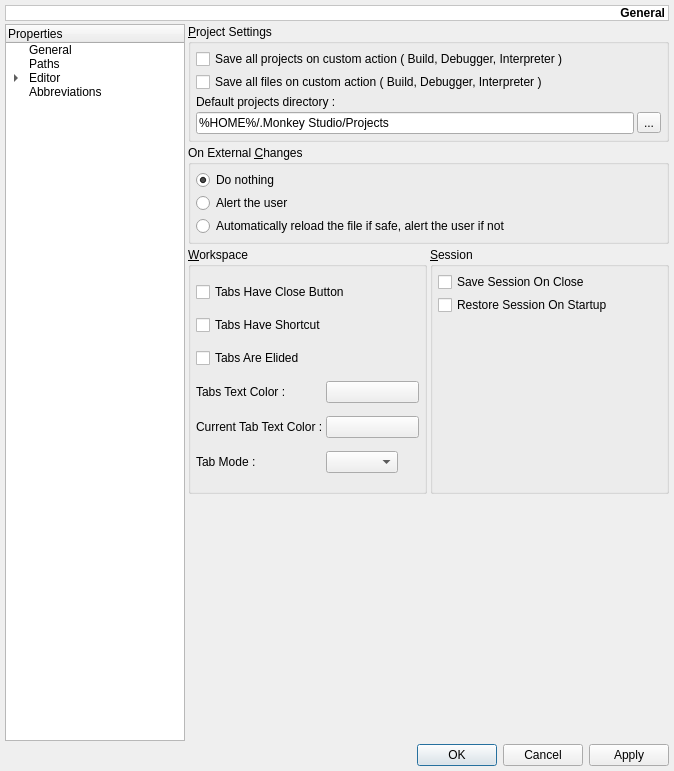
Above: monkey/src/maininterface/ui/UISettings.ui from pasnox/monkeystudio2 before the change. Below: the same form after it.
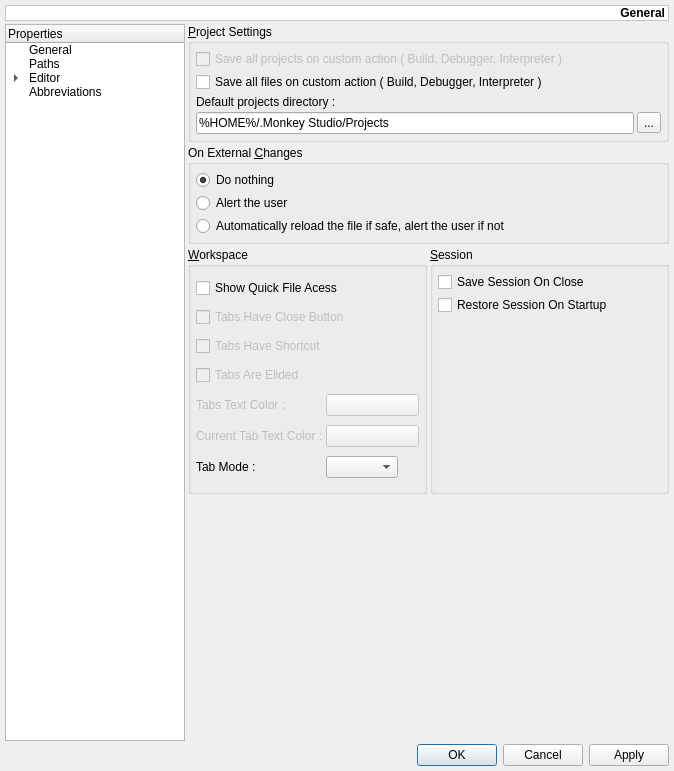
That is the form after the change. Custom widgets are drawn as their Qt base class.

The edit to the form file:
```diff
--- a/monkey/src/maininterface/ui/UISettings.ui
+++ b/monkey/src/maininterface/ui/UISettings.ui
@@ -265,6 +265,9 @@
           </item>
           <item row="0" column="0" colspan="2">
            <widget class="QCheckBox" name="cbSaveProjects">
+            <property name="enabled">
+             <bool>false</bool>
+            </property>
             <property name="text">
              <string>Save all projects on custom action ( Build, Debugger, Interpreter )</string>
             </property>
@@ -324,29 +327,41 @@
           <property name="spacing">
            <number>3</number>
           </property>
-          <item row="0" column="0" colspan="3">
+          <item row="1" column="0" colspan="3">
            <widget class="QCheckBox" name="cbTabsHaveCloseButton">
+            <property name="enabled">
+             <bool>false</bool>
+            </property>
             <property name="text">
              <string>Tabs Have Close Button</string>
             </property>
            </widget>
           </item>
-          <item row="1" column="0" colspan="3">
+          <item row="2" column="0" colspan="3">
            <widget class="QCheckBox" name="cbTabsHaveShortcut">
+            <property name="enabled">
+             <bool>false</bool>
+            </property>
             <property name="text">
              <string>Tabs Have Shortcut</string>
             </property>
            </widget>
           </item>
-          <item row="2" column="0" colspan="3">
+          <item row="3" column="0" colspan="3">
            <widget class="QCheckBox" name="cbTabsElided">
+            <property name="enabled">
+             <bool>false</bool>
+            </property>
             <property name="text">
              <string>Tabs Are Elided</string>
             </property>
            </widget>
           </item>
-          <item row="3" column="1" colspan="2">
+          <item row="4" column="1" colspan="2">
            <widget class="pColorButton" name="tbTabsTextColor">
+            <property name="enabled">
+             <bool>false</bool>
+            </property>
             <property name="sizePolicy">
              <sizepolicy hsizetype="Preferred" vsizetype="Fixed">
               <horstretch>0</horstretch>
@@ -355,22 +370,31 @@
             </property>
            </widget>
           </item>
-          <item row="3" column="0">
+          <item row="4" column="0">
            <widget class="QLabel" name="lTabsTextColor">
+            <property name="enabled">
+             <bool>false</bool>
+            </property>
             <property name="text">
              <string>Tabs Text Color :</string>
             </property>
            </widget>
           </item>
-          <item row="4" column="0">
+          <item row="5" column="0">
            <widget class="QLabel" name="lCurrentTabTextColor">
+            <property name="enabled">
+             <bool>false</bool>
+            </property>
             <property name="text">
              <string>Current Tab Text Color :</string>
             </property>
            </widget>
           </item>
-          <item row="4" column="1" colspan="2">
+          <item row="5" column="1" colspan="2">
            <widget class="pColorButton" name="tbCurrentTabTextColor">
+            <property name="enabled">
+             <bool>false</bool>
+            </property>
             <property name="sizePolicy">
              <sizepolicy hsizetype="Preferred" vsizetype="Fixed">
               <horstretch>0</horstretch>
@@ -379,14 +403,14 @@
             </property>
            </widget>
           </item>
-          <item row="5" column="0">
+          <item row="6" column="0">
            <widget class="QLabel" name="lTabMode">
             <property name="text">
              <string>Tab Mode :</string>
             </property>
            </widget>
           </item>
-          <item row="5" column="1" colspan="2">
+          <item row="6" column="1" colspan="2">
            <widget class="QComboBox" name="cbTabModes">
             <property name="sizePolicy">
              <sizepolicy hsizetype="Fixed" vsizetype="Fixed">
@@ -396,6 +420,16 @@
             </property>
            </widget>
           </item>
+          <item row="0" column="0" colspan="3">
+           <widget class="QCheckBox" name="cbQuickFileAccess">
+            <property name="toolTip">
+             <string>Add a combobox in the context toolbar that allow quick file change</string>
+            </property>
+            <property name="text">
+             <string>Show Quick File Acess</string>
+            </property>
+           </widget>
+          </item>
          </layout>
         </widget>
        </item>
```
